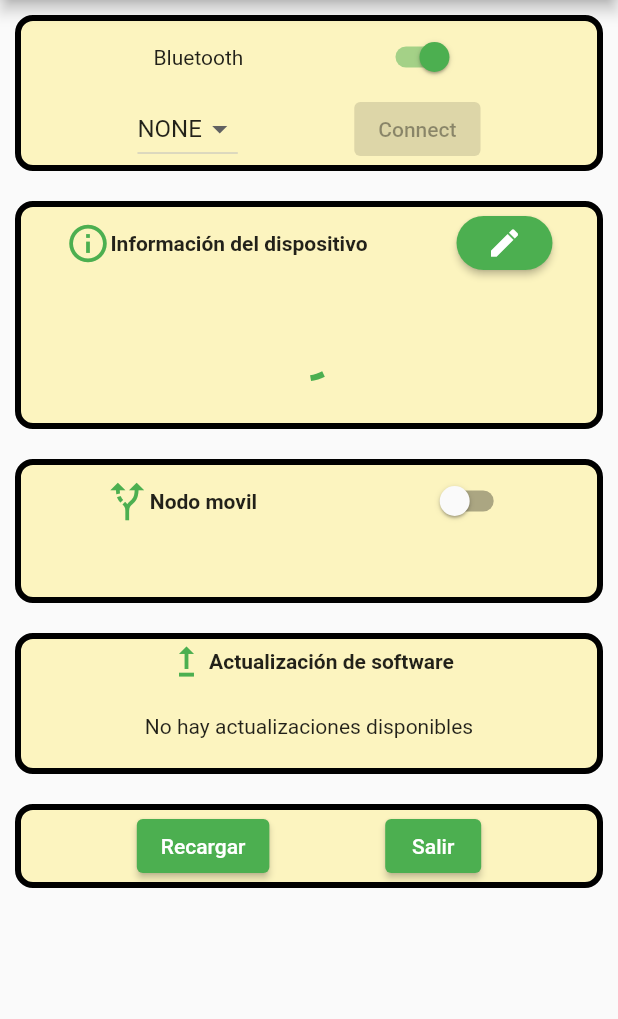
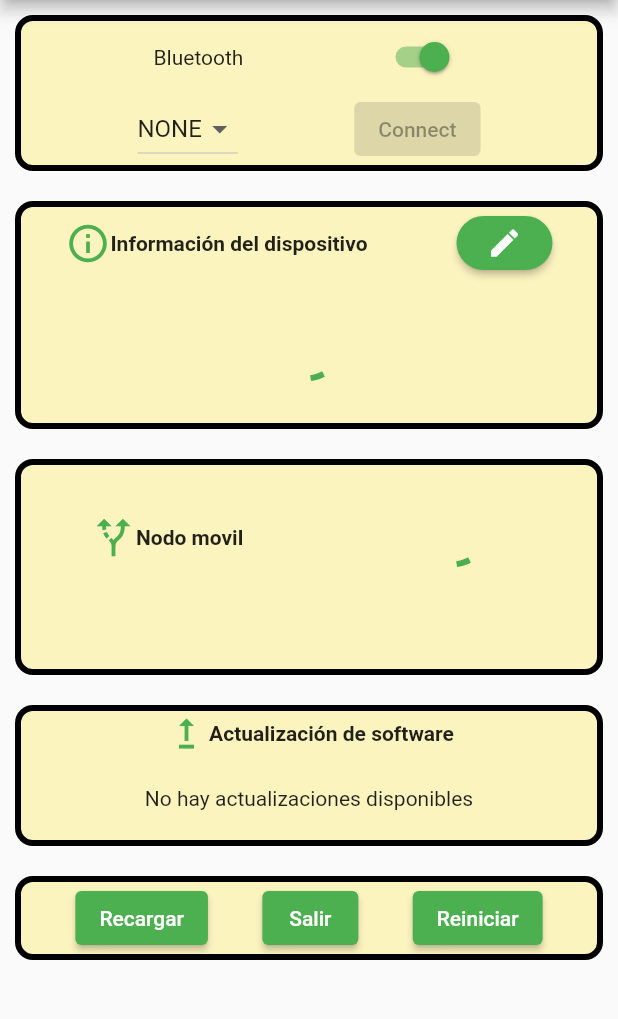
Before and after one commit to IoT-for-Air-Quality/aq_iot_flutter, a Flutter app: the screen it shows after launch, on a phone screen of 412 x 824 dp, the part 84-1103 px from its top. Run offline on Flutter 3.47's test engine with Material 2 defaults, Android fonts, the phone set to English and light mode, and no system bars; our stand-ins replace flutter_bluetooth_serial.

Commit message:
Before geolocator

```diff
--- a/lib/MainPage.dart
+++ b/lib/MainPage.dart
@@ -242,6 +242,11 @@ class _MainPage extends State<MainPage> {
           port = info[1];
         });
       }
+      if (info[0] == "MOBILE") {
+        setState(() {
+          mobile = info[1] == "1" ? true : false;
+        });
+      }
     }
   }
 
@@ -311,9 +316,10 @@ class _MainPage extends State<MainPage> {
 
   finish() {
     connection.output.add(utf8.encode("EXIT" + "\r\n") as Uint8List);
-    setState(() {
-      _connected = false;
-    });
+  }
+
+  restartDevice() {
+    connection.output.add(utf8.encode("RESTART" + "\r\n") as Uint8List);
   }
 
   updateInfo() {
@@ -686,10 +692,17 @@ class _MainPage extends State<MainPage> {
                               )
                             ],
                           ),
-                          Switch(
-                              value: mobile,
-                              onChanged: (v) =>
-                                  {v ? changeToMobile() : changeToStatic()}),
+                          infoUpdated
+                              ? Switch(
+                                  value: mobile,
+                                  onChanged: (v) =>
+                                      {v ? changeToMobile() : changeToStatic()})
+                              : Container(
+                                  margin: EdgeInsets.all(20),
+                                  child: Padding(
+                                    padding: const EdgeInsets.all(10.0),
+                                    child: CircularProgressIndicator(),
+                                  )),
                         ],
                       ),
                     ),
@@ -780,6 +793,10 @@ class _MainPage extends State<MainPage> {
                           onPressed: () => {finish()},
                           child: Text('Salir'),
                         ),
+                        ElevatedButton(
+                          onPressed: () => {restartDevice()},
+                          child: Text('Reiniciar'),
+                        ),
                       ])),
             ],
           )),
--- a/pubspec.yaml
+++ b/pubspec.yaml
@@ -29,6 +29,7 @@ dependencies:
   # Use with the CupertinoIcons class for iOS style icons.
   cupertino_icons: ^1.0.2
   flutter_bluetooth_serial: ^0.4.0
+  mqtt_client: ^9.6.1
 
 dev_dependencies:
   flutter_test:
```
Also changed, not shown: pubspec.lock.
